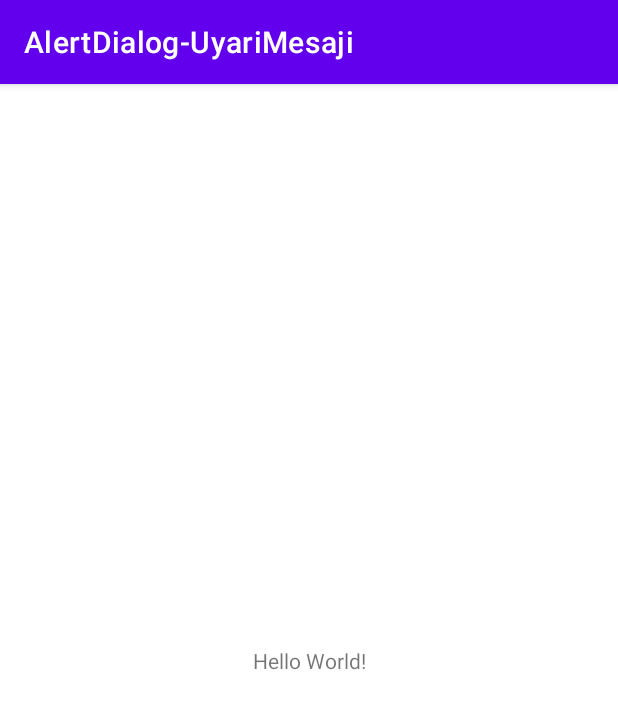
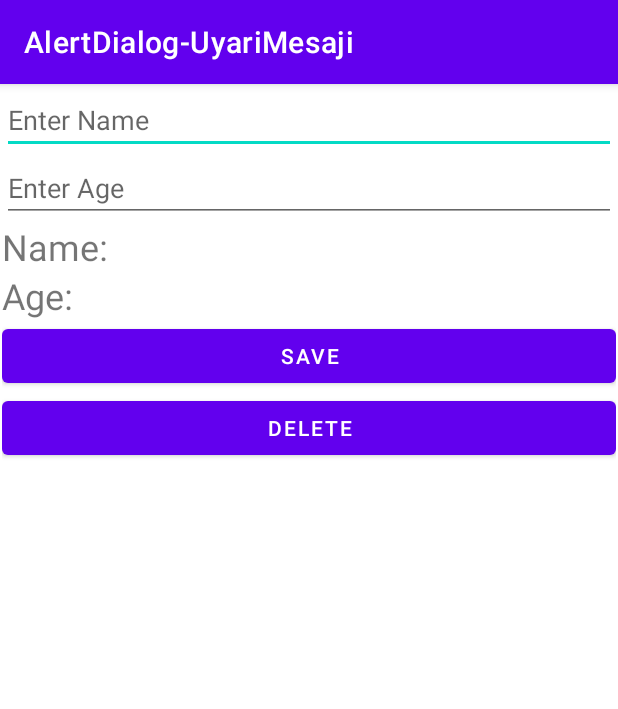
Before and after one commit to IntepeZafer/AndroidProject3, an Android app: the screen it shows after launch (MainActivity), on a phone screen of 412 x 824 dp. Shown: the top 709 px of the screen. Run offline under Robolectric (Android 15) with nearby library versions, the phone set to English and light mode, and no system bars.

Commit message:
Bu Uygulama uyarı dialogları üzerine geliştirdiğim android projesidir

```diff
--- a/app/src/main/java/com/example/alertdialog_uyarimesaji/MainActivity.java
+++ b/app/src/main/java/com/example/alertdialog_uyarimesaji/MainActivity.java
@@ -1,14 +1,77 @@
 package com.example.alertdialog_uyarimesaji;
 
+import androidx.appcompat.app.AlertDialog;
 import androidx.appcompat.app.AppCompatActivity;
 
+import android.content.Context;
+import android.content.DialogInterface;
+import android.content.SharedPreferences;
 import android.os.Bundle;
+import android.view.View;
+import android.widget.EditText;
+import android.widget.TextView;
+import android.widget.Toast;
 
 public class MainActivity extends AppCompatActivity {
+    SharedPreferences sharedPreferences;
+    EditText editTextTextPersonName;
+    EditText editTextNumber;
+    TextView textView;
+    TextView textView2;
 
     @Override
     protected void onCreate(Bundle savedInstanceState) {
         super.onCreate(savedInstanceState);
         setContentView(R.layout.activity_main);
+        //sharedPreferences metodunu çayırma
+        sharedPreferences = this.getSharedPreferences("com.example.alertdialog_uyarimesaji" , Context.MODE_PRIVATE);
+        //global değişkenleri onCreatMetodu altında çayırma
+        editTextTextPersonName = findViewById(R.id.editTextTextPersonName);
+        editTextNumber = findViewById(R.id.editTextNumber);
+        textView = findViewById(R.id.textView);
+        textView2 = findViewById(R.id.textView2);
+        //sharedPreferences if bloğu
+        String name = sharedPreferences.getString("strogeName" , "");
+        String age = sharedPreferences.getString("strogeAge" , "");
+        if (name != "" || age != ""){
+            textView.setText("Name: " + name);
+            textView2.setText("Age: " + age);
+        }
+    }
+    public void save(View view){
+        if (!editTextTextPersonName.getText().toString().matches("") || !editTextNumber.getText().toString().matches("")){
+            textView.setText("Name: " + editTextTextPersonName.getText());
+            textView2.setText("Age: " + editTextNumber.getText());
+            String name = editTextTextPersonName.getText().toString();
+            String age = editTextNumber.getText().toString();
+            sharedPreferences.edit().putString("strogeName" , name).apply();
+            sharedPreferences.edit().putString("strogeAge" , age).apply();
+        }
+    }
+    public void delete(View view){
+        AlertDialog.Builder alertDialog = new AlertDialog.Builder(this);
+        alertDialog.setTitle("Delete");
+        alertDialog.setMessage("Are You Sure?");
+        alertDialog.setPositiveButton("Yes", new DialogInterface.OnClickListener() {
+            @Override
+            public void onClick(DialogInterface dialogInterface, int i) {
+                String strongName = sharedPreferences.getString("strogeName" , "");
+                String strongAge = sharedPreferences.getString("strogeAge" , "");
+                if(strongName != "" || strongAge != ""){
+                    sharedPreferences.edit().remove("strogeName").apply();
+                    sharedPreferences.edit().remove("strogeAge").apply();
+                    textView.setText("Name:");
+                    textView2.setText("Age:");
+                    Toast.makeText(MainActivity.this , "Delete Date" , Toast.LENGTH_LONG).show();
+                }
+            }
+        });
+        alertDialog.setNegativeButton("No", new DialogInterface.OnClickListener() {
+            @Override
+            public void onClick(DialogInterface dialogInterface, int i) {
+                Toast.makeText(MainActivity.this , "Not Date" , Toast.LENGTH_LONG).show();
+            }
+        });
+        alertDialog.show();
     }
 }
--- a/app/src/main/res/layout/activity_main.xml
+++ b/app/src/main/res/layout/activity_main.xml
@@ -6,13 +6,60 @@
     android:layout_height="match_parent"
     tools:context=".MainActivity">
 
-    <TextView
-        android:layout_width="wrap_content"
+    <LinearLayout
+        android:id="@+id/linearLayout"
+        android:layout_width="0dp"
         android:layout_height="wrap_content"
-        android:text="Hello World!"
-        app:layout_constraintBottom_toBottomOf="parent"
+        android:layout_marginStart="1dp"
+        android:layout_marginTop="1dp"
+        android:layout_marginEnd="1dp"
+        android:orientation="vertical"
         app:layout_constraintEnd_toEndOf="parent"
         app:layout_constraintStart_toStartOf="parent"
-        app:layout_constraintTop_toTopOf="parent" />
+        app:layout_constraintTop_toTopOf="parent">
 
+        <EditText
+            android:id="@+id/editTextTextPersonName"
+            android:layout_width="match_parent"
+            android:layout_height="wrap_content"
+            android:ems="10"
+            android:hint="Enter Name"
+            android:inputType="textPersonName" />
+
+        <EditText
+            android:id="@+id/editTextNumber"
+            android:layout_width="match_parent"
+            android:layout_height="wrap_content"
+            android:ems="10"
+            android:hint="Enter Age"
+            android:inputType="number" />
+
+        <TextView
+            android:id="@+id/textView"
+            android:layout_width="match_parent"
+            android:layout_height="wrap_content"
+            android:text="Name:"
+            android:textSize="24sp"/>
+
+        <TextView
+            android:id="@+id/textView2"
+            android:layout_width="match_parent"
+            android:layout_height="wrap_content"
+            android:text="Age:"
+            android:textSize="24sp"/>
+
+        <Button
+            android:id="@+id/button"
+            android:layout_width="match_parent"
+            android:layout_height="wrap_content"
+            android:onClick="save"
+            android:text="Save" />
+
+        <Button
+            android:id="@+id/button2"
+            android:layout_width="match_parent"
+            android:layout_height="wrap_content"
+            android:onClick="delete"
+            android:text="Delete" />
+    </LinearLayout>
 </androidx.constraintlayout.widget.ConstraintLayout>
```
